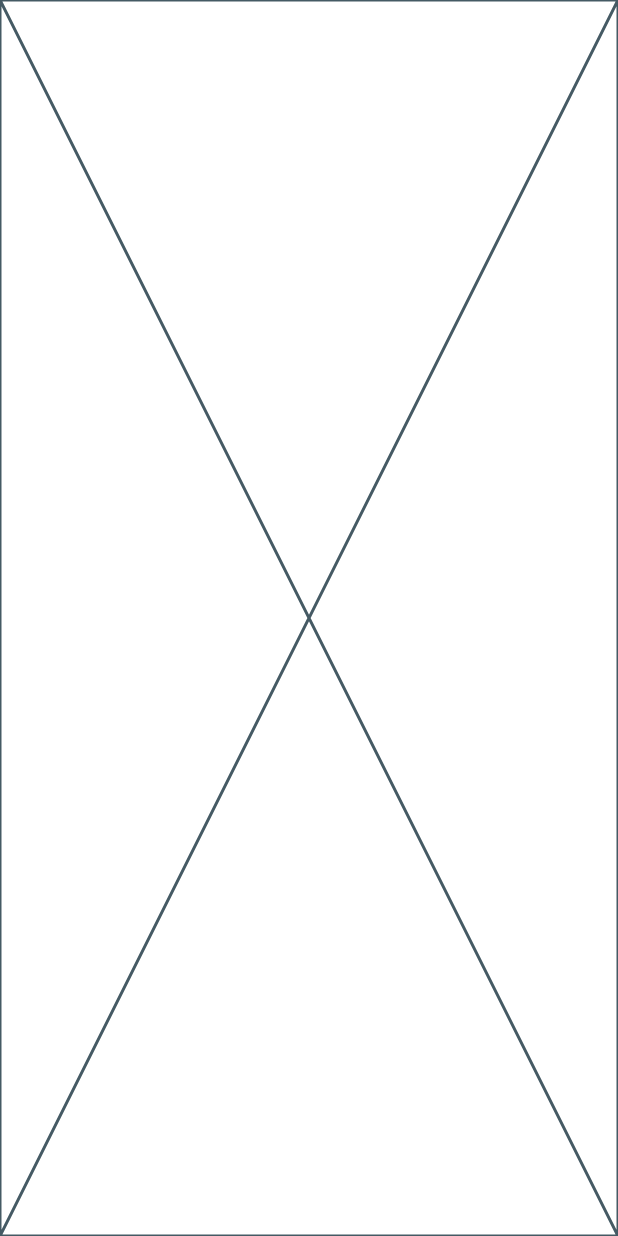
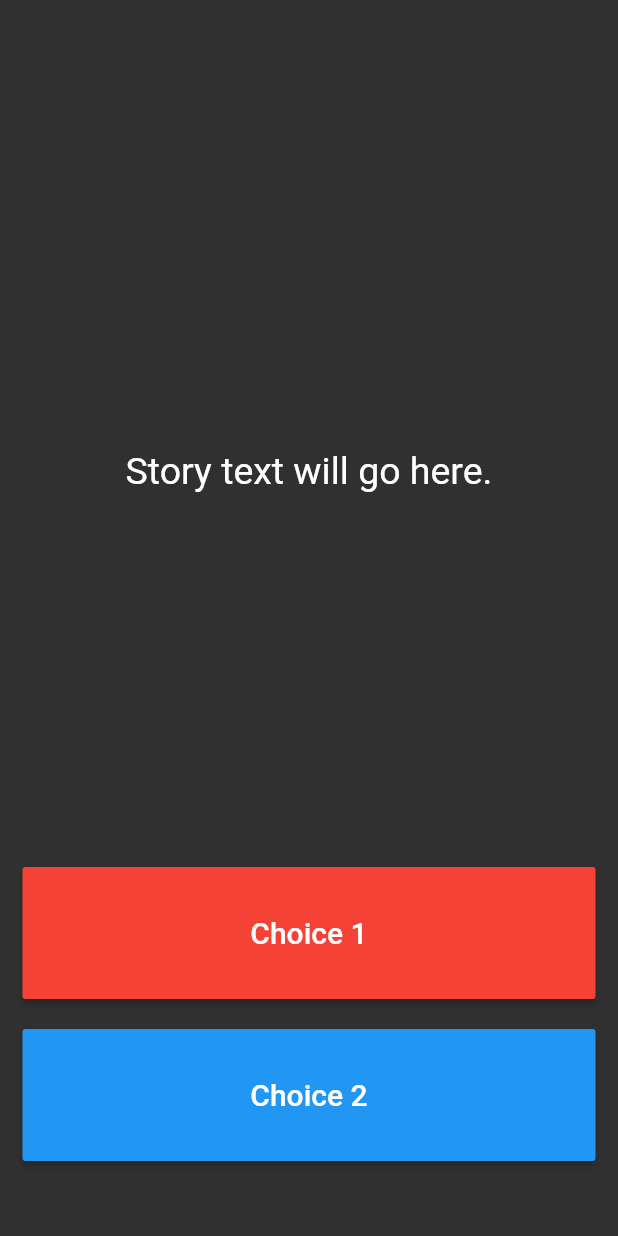
Before and after one commit to UildsonSantos/Flutter_with_Angela_Yu, a Flutter app: the screen it shows after launch, on a phone screen of 412 x 824 dp. Run offline on Flutter 3.47's test engine with Material 2 defaults, Android fonts, the phone set to English and light mode, and no system bars; our stand-ins replace audioplayers, rflutter_alert.

Commit message:
add TODOs

```diff
--- a/destini/lib/main.dart
+++ b/destini/lib/main.dart
@@ -1,5 +1,104 @@
 import 'package:flutter/material.dart';
 
+//TODO: Step 15 - Run the app and see if you can see the screen update with the first story. Delete this TODO if it looks as you expected.
+
 void main() {
-  runApp(const Placeholder());
+  runApp(const Destini());
 }
+
+class Destini extends StatelessWidget {
+  const Destini({Key? key}) : super(key: key);
+
+  @override
+  Widget build(BuildContext context) {
+    return MaterialApp(
+      debugShowCheckedModeBanner: false,
+      theme: ThemeData.dark(),
+      home: const StoryPage(),
+    );
+  }
+}
+
+//TODO: Step 9 - Create a new storyBrain object from the StoryBrain class.
+
+class StoryPage extends StatefulWidget {
+  const StoryPage({Key? key}) : super(key: key);
+
+  @override
+  State<StoryPage> createState() => _StoryPageState();
+}
+
+class _StoryPageState extends State<StoryPage> {
+  @override
+  Widget build(BuildContext context) {
+    return Scaffold(
+      body: Container(
+        //TODO: Step 1 - Add background.png to this Container as a background image.
+        padding: const EdgeInsets.symmetric(vertical: 50.0, horizontal: 15.0),
+        constraints: const BoxConstraints.expand(),
+        child: SafeArea(
+          child: Column(
+            crossAxisAlignment: CrossAxisAlignment.stretch,
+            children: <Widget>[
+              const Expanded(
+                flex: 12,
+                child: Center(
+                  child: Text(
+                    //TODO: Step 10 - use the storyBrain to get the first story title and display it in this Text Widget.
+                    'Story text will go here.',
+                    style: TextStyle(
+                      fontSize: 25.0,
+                    ),
+                  ),
+                ),
+              ),
+              Expanded(
+                flex: 2,
+                child: MaterialButton(
+                  onPressed: () {
+                    //Choice 1 made by user.
+                    //TODO: Step 18 - Call the nextStory() method from storyBrain and pass the number 1 as the choice made by the user.
+                  },
+                  color: Colors.red,
+                  child: const Text(
+                    //TODO: Step 13 - Use the storyBrain to get the text for choice 1.
+                    'Choice 1',
+                    style: TextStyle(
+                      fontSize: 20.0,
+                    ),
+                  ),
+                ),
+              ),
+              const SizedBox(
+                height: 20.0,
+              ),
+              Expanded(
+                flex: 2,
+                //TODO: Step 26 - Use a Flutter Visibility Widget to wrap this FlatButton.
+                //TODO: Step 28 - Set the "visible" property of the Visibility Widget to equal the output from the buttonShouldBeVisible() method in the storyBrain.
+                child: MaterialButton(
+                  onPressed: () {
+                    //Choice 2 made by user.
+                    //TODO: Step 19 - Call the nextStory() method from storyBrain and pass the number 2 as the choice made by the user.
+                  },
+                  color: Colors.blue,
+                  child: const Text(
+                    //TODO: Step 14 - Use the storyBrain to get the text for choice 2.
+                    'Choice 2',
+                    style: TextStyle(
+                      fontSize: 20.0,
+                    ),
+                  ),
+                ),
+              ),
+            ],
+          ),
+        ),
+      ),
+    );
+  }
+}
+
+//TODO: Step 24 - Run the app and try to figure out what code you need to add to this file to make the story change when you press on the choice buttons.
+
+//TODO: Step 29 - Run the app and test it against the Story Outline to make sure you've completed all the steps. The code for the completed app can be found here: https://github.com/londonappbrewery/destini-challenge-completed/
--- /dev/null
+++ b/destini/lib/story.dart
@@ -0,0 +1,5 @@
+//TODO: Step 2 - Create a new class called Story.
+
+//TODO: Step 3 - Create 3 properties for this class, A. storyTitle to store the story text. B. choice1 to store the text for choice 1, C. choice2 to store the text for choice 2.
+
+//TODO: Step 4 - Create a Constructor for this class to be able to initialise the properties created in step 3.
--- a/destini/pubspec.yaml
+++ b/destini/pubspec.yaml
@@ -58,8 +58,8 @@ flutter:
   uses-material-design: true
 
   # To add assets to your application, add an assets section, like this:
-  # assets:
-  #   - images/a_dot_burr.jpeg
+  assets:
+    - images/
   #   - images/a_dot_ham.jpeg
 
   # An image asset can refer to one or more resolution-specific "variants", see
```
Also changed, not shown: destini/lib/story_brain.dart (added, +59 -0 lines), destini/images/background.png (added).
